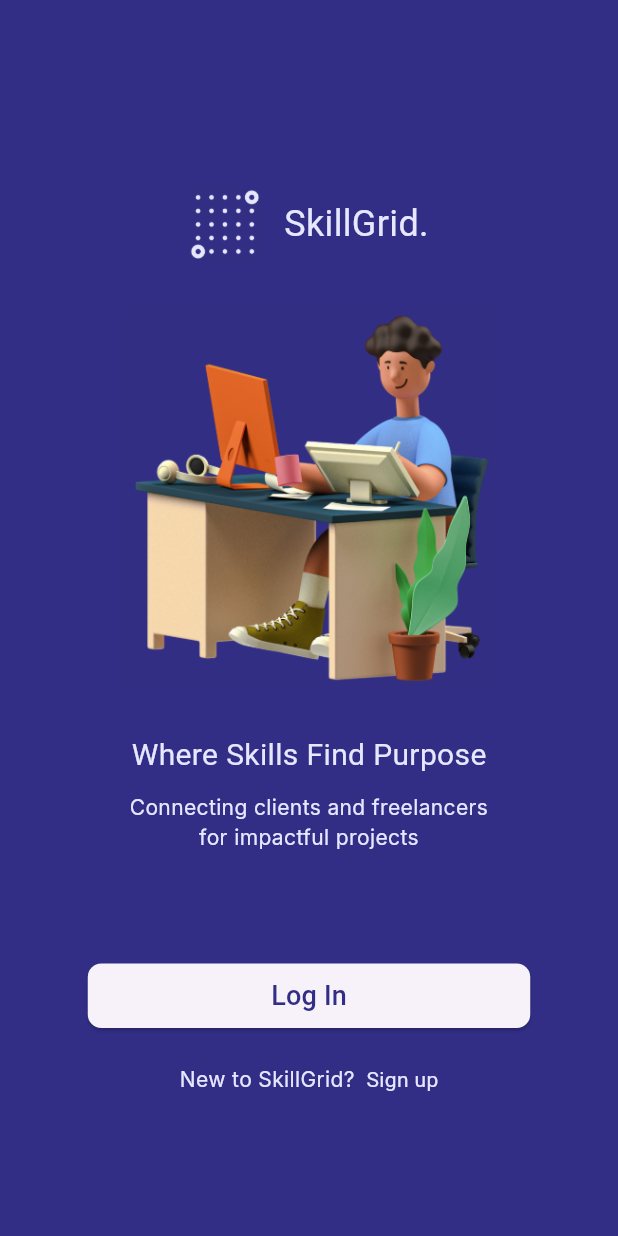
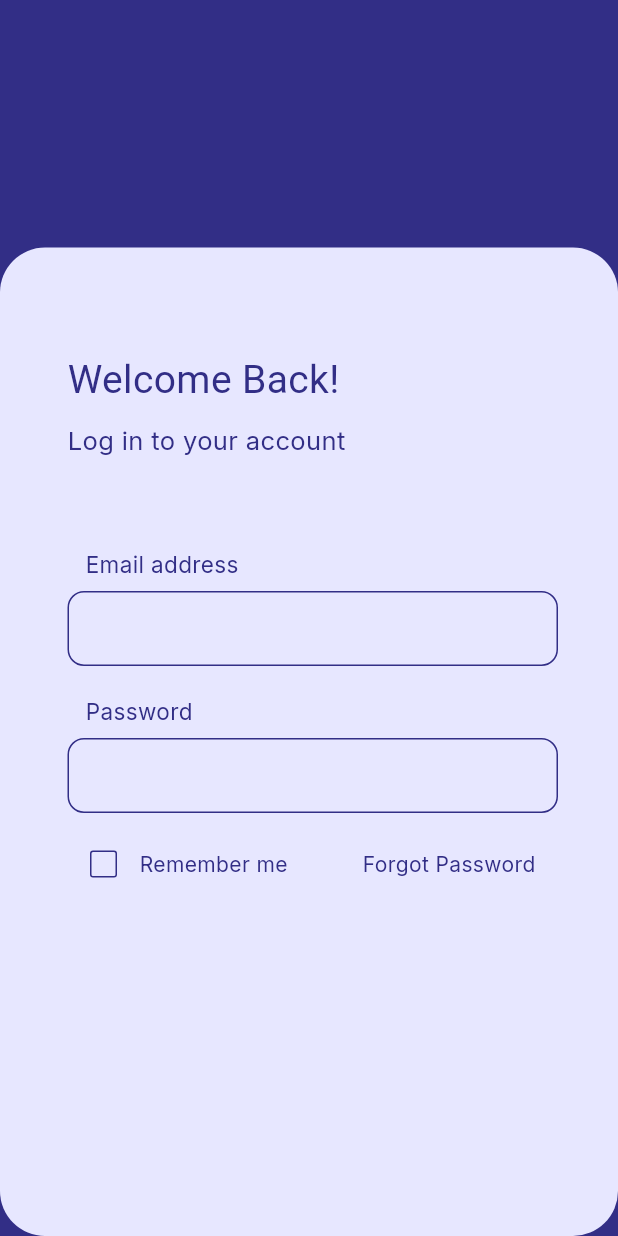
Before and after one commit to Dia505/SkillGrid, a Flutter app: the screen it shows after launch, on a phone screen of 412 x 824 dp. Run offline on Flutter 3.47's test engine with Material 3 defaults, Android fonts, the phone set to English and light mode, and no system bars; our stand-ins replace google_fonts; Roboto replaces fonts that are missing (Caprasimo).

Commit message:
login screen started, common textfield, checkbox)

```diff
--- a/skill_grid/lib/app.dart
+++ b/skill_grid/lib/app.dart
@@ -1,6 +1,7 @@
 import 'package:flutter/material.dart';
-// import 'package:skill_grid/view/splash_screen1_view.dart';
-import 'package:skill_grid/view/onboard_screen_view.dart';
+import 'package:skill_grid/view/login_screen_view.dart';
+// import 'package:skill_grid/view/splash_screen_view.dart';
+// import 'package:skill_grid/view/onboard_screen_view.dart';
 
 
 class MyApp extends StatelessWidget {
@@ -10,7 +11,7 @@ class MyApp extends StatelessWidget {
   Widget build(BuildContext context) {
     return const MaterialApp(
       debugShowCheckedModeBanner: false,
-      home: OnboardScreenView(),
+      home: LoginScreenView(),
     );
   }
 }
--- /dev/null
+++ b/skill_grid/lib/core/common/common_button.dart
@@ -0,0 +1,32 @@
+import 'package:flutter/material.dart';
+import 'package:google_fonts/google_fonts.dart';
+
+class CommonButton extends StatelessWidget {
+  const CommonButton({super.key});
+
+  @override
+  Widget build(BuildContext context) {
+    return Scaffold(
+      body: SizedBox(
+        width: 295,
+        height: 43,
+
+        child: ElevatedButton(
+          onPressed: (){},
+
+          style: ElevatedButton.styleFrom(
+            shape: RoundedRectangleBorder(
+              borderRadius: BorderRadius.circular(9)
+            )
+          ),
+
+          child: Text("Log In",
+            style:GoogleFonts.caprasimo(
+              color: const Color(0xFF322E86),
+              fontSize: 18
+          )),
+        ),
+      ),
+    );
+  }
+}
--- /dev/null
+++ b/skill_grid/lib/core/common/common_textfield.dart
@@ -0,0 +1,55 @@
+import 'package:flutter/material.dart';
+import 'package:google_fonts/google_fonts.dart';
+
+class CommonTextfield extends StatefulWidget {
+  const CommonTextfield(
+      {super.key, required this.textFieldTitle, this.obscureText = false});
+
+  final String textFieldTitle;
+  final bool obscureText;
+
+  @override
+  State<CommonTextfield> createState() => _CommonTextfieldState();
+}
+
+class _CommonTextfieldState extends State<CommonTextfield> {
+  @override
+  Widget build(BuildContext context) {
+    return Padding(
+      padding: const EdgeInsets.symmetric(vertical: 10.0),
+
+      child: Column(
+        crossAxisAlignment: CrossAxisAlignment.start,
+
+        children: [
+          Container(
+            padding: const EdgeInsets.only(left: 12),
+            child: Text(widget.textFieldTitle,
+                style: GoogleFonts.inter(
+                    color: const Color(0xFF322E86), fontSize: 15)),
+          ),
+
+          const SizedBox(height: 7),
+
+          Container(
+              padding: const EdgeInsets.only(right: 40),
+              child: TextFormField(
+                obscureText: widget.obscureText,
+                decoration: InputDecoration(
+                  contentPadding:
+                      const EdgeInsets.symmetric(vertical: 13, horizontal: 20),
+                  enabledBorder: OutlineInputBorder(
+                      borderRadius: BorderRadius.circular(11),
+                      borderSide:
+                          const BorderSide(color: Color(0xFF322E86), width: 1)),
+                  focusedBorder: OutlineInputBorder(
+                      borderRadius: BorderRadius.circular(11),
+                      borderSide:
+                          const BorderSide(color: Color(0xFF322E86), width: 2)),
+                ),
+            ))
+        ],
+      ),
+    );
+  }
+}
--- /dev/null
+++ b/skill_grid/lib/view/login_screen_view.dart
@@ -0,0 +1,99 @@
+import 'package:flutter/material.dart';
+import 'package:google_fonts/google_fonts.dart';
+import 'package:skill_grid/core/common/common_textfield.dart';
+
+class LoginScreenView extends StatefulWidget {
+  const LoginScreenView({super.key});
+
+  @override
+  State<LoginScreenView> createState() => _LoginScreenViewState();
+}
+
+class _LoginScreenViewState extends State<LoginScreenView> {
+  bool _isChecked = false;
+
+  @override
+  Widget build(BuildContext context) {
+    return Scaffold(
+      body: Stack(
+        alignment: Alignment.bottomCenter,
+        children: [
+          Container(
+            width: double.infinity,
+            color: const Color(0xFF322E86),
+          ),
+
+          Container(
+            width: double.infinity,
+            height: 659,
+            padding: const EdgeInsets.only(left: 45, top: 70),
+            decoration: BoxDecoration(
+              color: const Color(0xFFE7E7FF),
+              borderRadius: BorderRadius.circular(30),
+            ),
+
+            child: Column(
+              mainAxisAlignment: MainAxisAlignment.start,
+              crossAxisAlignment: CrossAxisAlignment.start,
+
+              children: [
+                Text("Welcome Back!",
+                    style: GoogleFonts.caprasimo(
+                        color: const Color(0xFF322E86), fontSize: 26)),
+
+                const SizedBox(
+                  height: 10,
+                ),
+
+                Text("Log in to your account",
+                    style: GoogleFonts.inter(
+                        color: const Color(0xFF322E86), fontSize: 17)),
+
+                const SizedBox(height: 50),
+
+                const CommonTextfield(textFieldTitle: "Email address"),
+
+                const CommonTextfield(
+                  textFieldTitle: "Password",
+                  obscureText: true,
+                ),
+
+                Row(
+                  mainAxisAlignment: MainAxisAlignment.start,
+
+                  children: [
+                    Row(
+                      children: [
+                        Checkbox(
+                          value: _isChecked,
+                          onChanged: (bool? value) {
+                            setState(() {
+                              _isChecked = value!;
+                            });
+                          },
+                          side: const BorderSide(
+                            color: Color(0xFF322E86)
+                          ),
+                        ),
+
+                        Text('Remember me',
+                        style: GoogleFonts.inter(
+                          color: const Color(0xFF322E86), fontSize: 14)),
+                      ],
+                    ),
+
+                    const SizedBox(width: 50),
+
+                    Text('Forgot Password',
+                        style: GoogleFonts.inter(
+                          color: const Color(0xFF322E86), fontSize: 14)),
+                  ],
+                )
+              ],
+            ),
+          )
+        ],
+      ),
+    );
+  }
+}
--- a/skill_grid/lib/view/splash_screen1_view.dart
+++ b/skill_grid/lib/view/splash_screen_view.dart
@@ -1,8 +1,8 @@
 import 'package:flutter/material.dart';
 import 'package:google_fonts/google_fonts.dart';
 
-class SplashScreen1View extends StatelessWidget {
-  const SplashScreen1View({super.key});
+class SplashScreenView extends StatelessWidget {
+  const SplashScreenView({super.key});
 
   @override
   Widget build(BuildContext context) {
```
